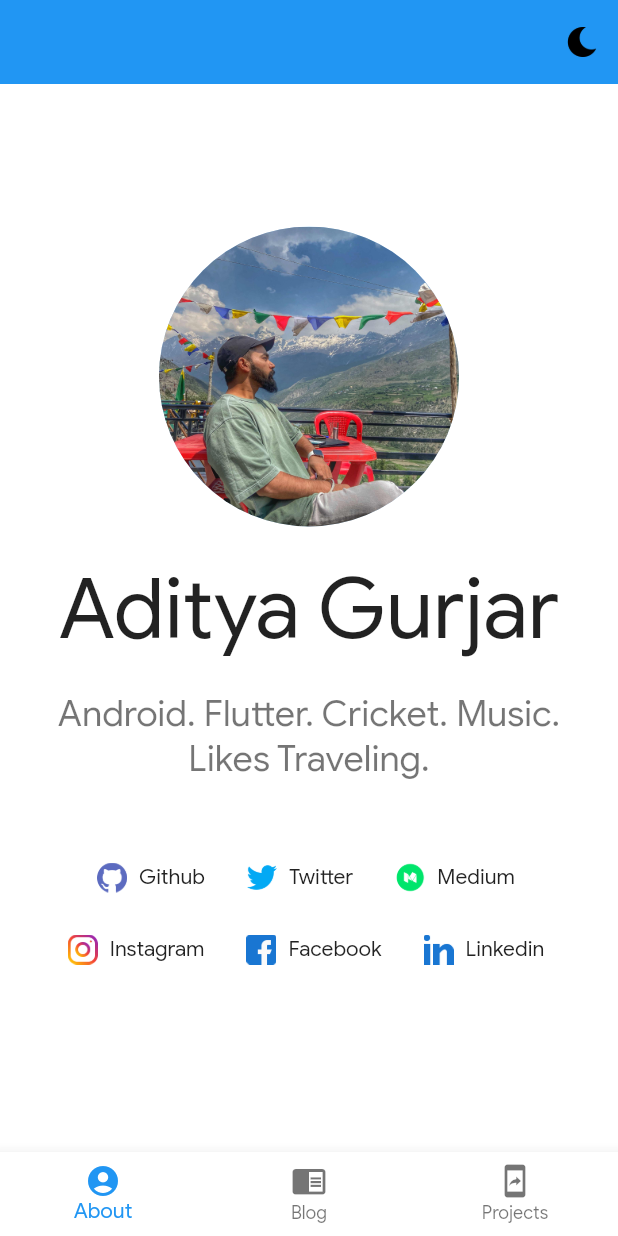
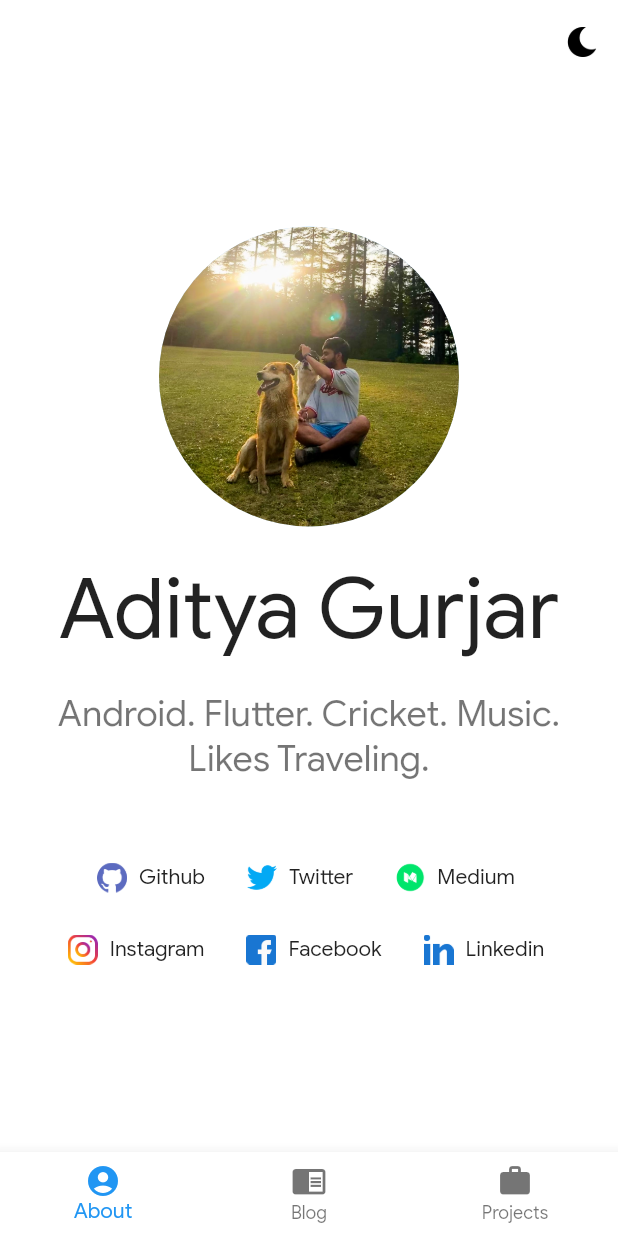
Before and after one commit to adityadroid/adityadroid.github.io, a Flutter app: the screen it shows after launch, on a phone screen of 412 x 824 dp. Run offline on Flutter 3.47's test engine with Material 2 defaults, Android fonts, the phone set to English and light mode, and no system bars; missing offline and left inert: dart:html.

Commit message:
Updated information

```diff
--- a/lib/config/assets.dart
+++ b/lib/config/assets.dart
@@ -1,6 +1,6 @@
 class Assets{
   static const moon = 'assets/moon.png';
-  static const avatar = 'assets/avatar.jpg';
+  static const avatar = 'assets/avatar.png';
   static const facebook = 'assets/facebook.png';
   static const github = 'assets/github.png';
   static const instagram = 'assets/instagram.png';
@@ -19,6 +19,7 @@ class Assets{
   static const savaari_consumer = 'assets/works/savaari_consumer.png';
   static const savaari_partner = 'assets/works/savaari_partner.png';
   static const trivz = 'assets/works/trivz.png';
+  static const mybrightlink ='assets/works/mybrightlink.png';
   static const truelancer ='assets/works/truelancer.png';
   static const vdrone = 'assets/works/vdrone.png';
   static const wheelie_repairs = 'assets/works/wheelie_repairs.png';
--- a/lib/config/themes.dart
+++ b/lib/config/themes.dart
@@ -4,7 +4,9 @@ darkTheme(context) {
     fontFamily: 'GoogleSansRegular',
     primarySwatch: Colors.blue,
     primaryColor: Colors.black,
-    accentColor: Colors.blue,
+    colorScheme: ColorScheme.dark().copyWith(
+        secondary: Colors.blue
+    ),
     disabledColor: Colors.grey,
     cardColor: Color(0xff1f2124),
     canvasColor: Colors.black,
@@ -15,6 +17,7 @@ darkTheme(context) {
         splashColor: Colors.black),
     appBarTheme: AppBarTheme(
       elevation: 0.0,
+        backgroundColor: Colors.black
     ),
   );
 }
@@ -23,7 +26,9 @@ lightTheme(context) {
      fontFamily: 'GoogleSansRegular',
     primarySwatch: Colors.blue,
     primaryColor: Colors.white,
-    accentColor: Colors.blue,
+    colorScheme:  ColorScheme.light().copyWith(
+      secondary: Colors.blue
+    ),
     disabledColor: Colors.grey,
     cardColor: Colors.white,
     canvasColor: Colors.white,
@@ -34,6 +39,7 @@ lightTheme(context) {
         splashColor: Colors.white),
     appBarTheme: AppBarTheme(
       elevation: 0.0,
+      backgroundColor: Colors.white
     ),
   );
 }
--- a/lib/pages/home_page.dart
+++ b/lib/pages/home_page.dart
@@ -11,7 +11,7 @@ class HomePage extends StatefulWidget {
 
 class _HomePageState extends State<HomePage> {
   int _selectedIndex = 0;
-  static List<Widget> tabWidgets = <Widget>[
+  List<Widget> tabWidgets = <Widget>[
     AboutTab(),
     BlogTab(),
     ProjectsTab(),
@@ -39,20 +39,20 @@ class _HomePageState extends State<HomePage> {
           items: const <BottomNavigationBarItem>[
             BottomNavigationBarItem(
               icon: Icon(Icons.account_circle),
-              title: Text('About'),
+              label: 'About',
             ),
             BottomNavigationBarItem(
               icon: Icon(Icons.chrome_reader_mode),
-              title: Text('Blog'),
+              label: 'Blog',
             ),
             BottomNavigationBarItem(
-              icon: Icon(Icons.mobile_screen_share),
-              title: Text('Projects'),
+              icon: Icon(Icons.work),
+              label: 'Projects',
             )
           ],
           currentIndex: _selectedIndex,
           onTap: (index)=> setState(() => _selectedIndex = index),
-          selectedItemColor: Theme.of(context).accentColor,
+          selectedItemColor: Theme.of(context).colorScheme.secondary,
         ),
     );
   }
--- a/lib/widgets/blog_widget.dart
+++ b/lib/widgets/blog_widget.dart
@@ -30,13 +30,13 @@ class BlogWidget extends StatelessWidget {
               ),
               Text(
                 blog.title,
-                style: Theme.of(context).textTheme.title,
+                style: Theme.of(context).textTheme.headline6,
               ),
               SizedBox(
                 height: 8,
               ),
               Text(blog.content.subtitle,
-                  style: Theme.of(context).textTheme.subtitle),
+                  style: Theme.of(context).textTheme.subtitle2),
               //Text(blog.virtuals.totalClapCount)
             ],
           ),
--- a/lib/widgets/theme_inherited_widget.dart
+++ b/lib/widgets/theme_inherited_widget.dart
@@ -11,9 +11,7 @@ class ThemeSwitcher extends InheritedWidget {
         super(key: key, child: child);
 
   static _ThemeSwitcherWidgetState of(BuildContext context) { //This method returns the current state of the ThemeSwitcherWidget. This will be used down the tree
-    return (context.inheritFromWidgetOfExactType(ThemeSwitcher)
-    as ThemeSwitcher)
-        .data;
+    return context.dependOnInheritedWidgetOfExactType<ThemeSwitcher>().data;
   }
 
   @override
```
Also changed, not shown: lib/config/projects.dart (+8 -1 lines), lib/tabs/blog_tab.dart (+5 -5 lines), assets/avatar.png (added), assets/works/mybrightlink.png (added), pubspec.lock.
